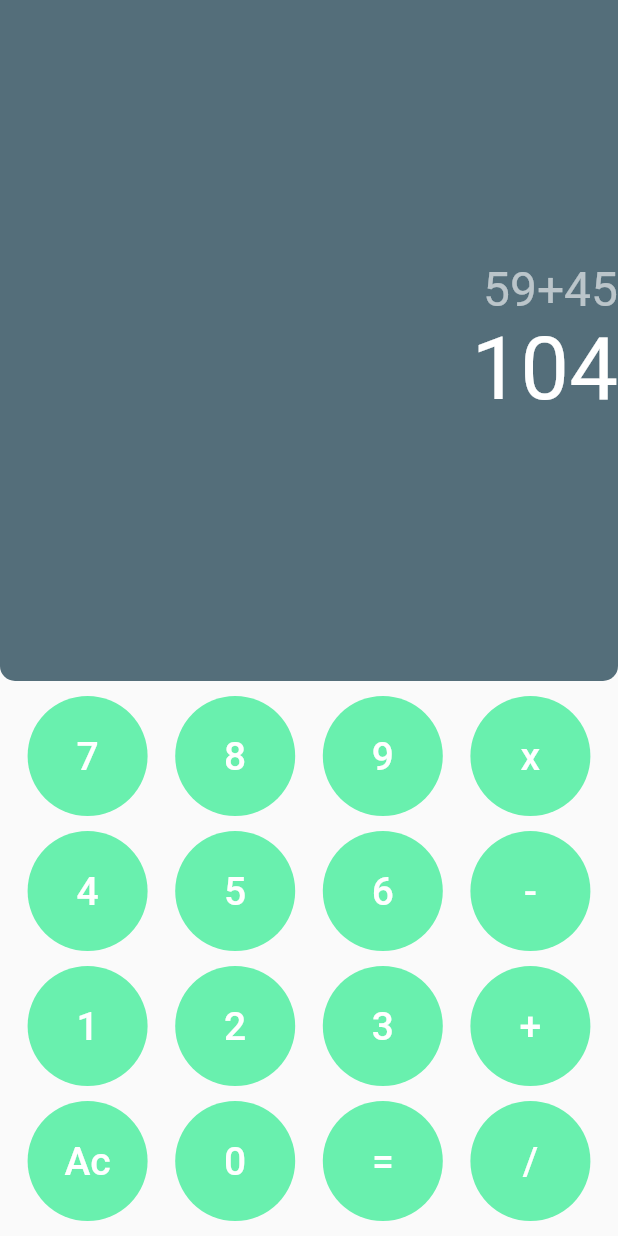
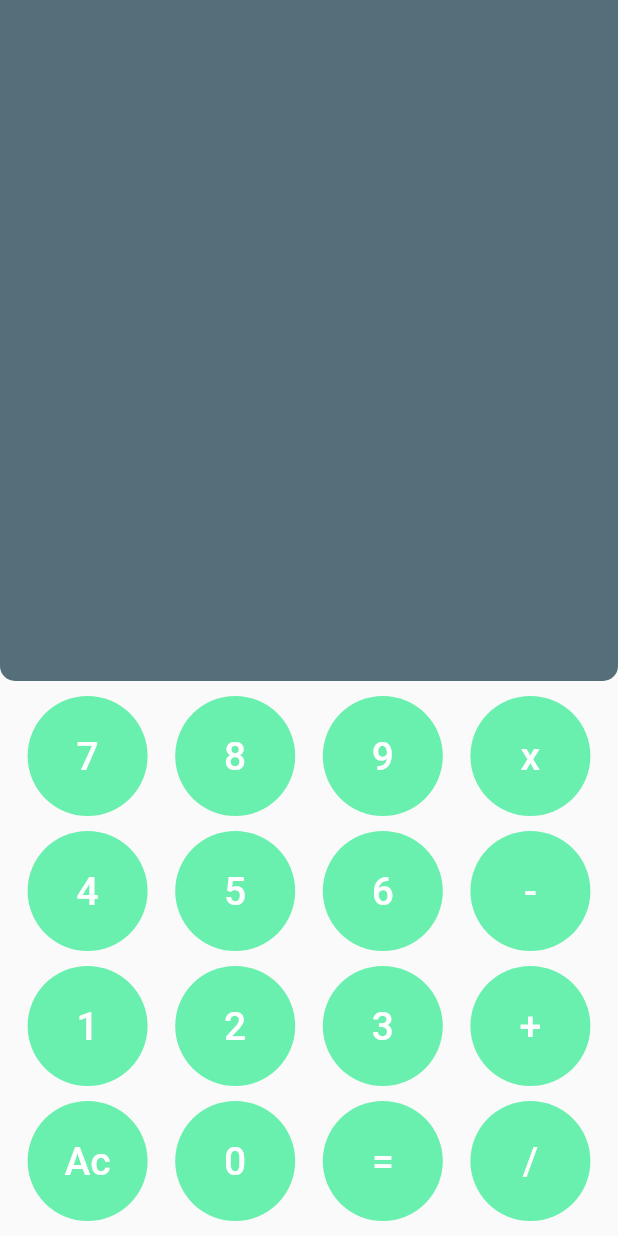
Before and after one commit to akshayanil22/calculator_flutter, a Flutter app: the screen it shows after launch, after a tap on "Ac", on a phone screen of 412 x 824 dp. Run offline on Flutter 3.47's test engine with Material 2 defaults, Android fonts, the phone set to English and light mode, and no system bars.

```diff
--- a/lib/custom_button.dart
+++ b/lib/custom_button.dart
@@ -3,8 +3,9 @@ import 'package:flutter/material.dart';
 class CustomButton extends StatelessWidget {
 
   final String text;
+  final Function onPress;
 
-  CustomButton({required this.text});
+  CustomButton({required this.text,required this.onPress});
 
   @override
   Widget build(BuildContext context) {
@@ -13,7 +14,9 @@ class CustomButton extends StatelessWidget {
       width: 80,
       decoration: BoxDecoration(color: Colors.greenAccent,
           borderRadius: BorderRadius.circular(40)),
-      child: TextButton(child: Text(text,style: TextStyle(fontSize: 26,color: Colors.white),),onPressed:(){},),
+      child: TextButton(child: Text(text,style: TextStyle(fontSize: 26,color: Colors.white),),onPressed:(){
+        onPress(text);
+      },),
     );
   }
 }
--- a/lib/main.dart
+++ b/lib/main.dart
@@ -15,8 +15,80 @@ class MyApp extends StatelessWidget {
   }
 }
 
-class MyHomePage extends StatelessWidget {
-  const MyHomePage({Key? key}) : super(key: key);
+class MyHomePage extends StatefulWidget {
+
+  @override
+  State<MyHomePage> createState() => _MyHomePageState();
+}
+
+class _MyHomePageState extends State<MyHomePage> {
+  int firstNumber=0;
+
+  int secondNumber =0;
+
+  String history ='';
+
+  String display ='';
+
+  String result ='';
+
+  String operand ='';
+
+  void btnOnClick(String btnValue){
+    print(btnValue);
+    if(btnValue == 'Ac'){
+     setState(() {
+       display = '';
+       firstNumber = 0;
+       secondNumber = 0;
+       history ='';
+       result='';
+       operand='';
+     });
+    }else if(btnValue == '+' || btnValue == '-' || btnValue == 'x' || btnValue == '/'){
+     setState(() {
+       firstNumber = int.parse(display);
+       result='';
+       display = display+btnValue;
+       operand = btnValue;
+     });
+    }else if(btnValue == '='){
+      secondNumber = int.parse(display);
+      if(operand == '+'){
+        setState(() {
+          display = (firstNumber+secondNumber).toString();
+          history = firstNumber.toString()+operand+secondNumber.toString();
+        });
+      }if(operand == '-'){
+       setState(() {
+         display = (firstNumber-secondNumber).toString();
+         history = firstNumber.toString()+operand+secondNumber.toString();
+       });
+      }if(operand == 'x'){
+       setState(() {
+         display = (firstNumber*secondNumber).toString();
+         history = firstNumber.toString()+operand+secondNumber.toString();
+       });
+      }if(operand == '/'){
+        setState(() {
+          if(secondNumber!=0){
+            display = (firstNumber/secondNumber).round().toString();
+            history = firstNumber.toString()+operand+secondNumber.toString();
+          }else{
+            ScaffoldMessenger.of(context).showSnackBar(SnackBar(content: Text('Can\'t divisible by Zero')));
+          }
+        });
+      }
+      operand='=';
+    }else{
+      setState(() {
+        if(operand!='=') {
+          result = result + btnValue;
+          display = result;
+        }
+      });
+    }
+  }
 
   @override
   Widget build(BuildContext context) {
@@ -29,8 +101,8 @@ class MyHomePage extends StatelessWidget {
               mainAxisAlignment: MainAxisAlignment.center,
               crossAxisAlignment: CrossAxisAlignment.end,
               children: [
-              Text('59+45',style: TextStyle(fontSize: 32,color: Colors.white60),),
-                Text('104',style: TextStyle(fontSize: 58,color: Colors.white),)
+              Text(history,style: TextStyle(fontSize: 32,color: Colors.white60),),
+                Text(display,style: TextStyle(fontSize: 58,color: Colors.white),)
             ],),
             decoration: BoxDecoration(
               color: Colors.blueGrey.shade600,
@@ -41,40 +113,40 @@ class MyHomePage extends StatelessWidget {
           Row(
             mainAxisAlignment: MainAxisAlignment.spaceEvenly,
             children: [
-              CustomButton(text: '7',),
-              CustomButton(text: '8',),
-              CustomButton(text: '9',),
-              CustomButton(text: 'x',),
+              CustomButton(text: '7',onPress: btnOnClick),
+              CustomButton(text: '8',onPress: btnOnClick),
+              CustomButton(text: '9',onPress: btnOnClick),
+              CustomButton(text: 'x',onPress: btnOnClick),
             ],
           ),
           SizedBox(height: 10,),
           Row(
             mainAxisAlignment: MainAxisAlignment.spaceEvenly,
             children: [
-              CustomButton(text: '4',),
-              CustomButton(text: '5',),
-              CustomButton(text: '6',),
-              CustomButton(text: '-',),
+              CustomButton(text: '4',onPress: btnOnClick),
+              CustomButton(text: '5',onPress: btnOnClick),
+              CustomButton(text: '6',onPress: btnOnClick),
+              CustomButton(text: '-',onPress: btnOnClick),
             ],
           ),
           SizedBox(height: 10,),
           Row(
             mainAxisAlignment: MainAxisAlignment.spaceEvenly,
             children: [
-              CustomButton(text: '1',),
-              CustomButton(text: '2',),
-              CustomButton(text: '3',),
-              CustomButton(text: '+',),
+              CustomButton(text: '1',onPress: btnOnClick),
+              CustomButton(text: '2',onPress:btnOnClick),
+              CustomButton(text: '3',onPress: btnOnClick),
+              CustomButton(text: '+',onPress: btnOnClick),
             ],
           ),
           SizedBox(height: 10,),
           Row(
             mainAxisAlignment: MainAxisAlignment.spaceEvenly,
             children: [
-              CustomButton(text: 'Ac',),
-              CustomButton(text: '0',),
-              CustomButton(text: '=',),
-              CustomButton(text: '/',),
+              CustomButton(text: 'Ac',onPress: btnOnClick),
+              CustomButton(text: '0',onPress: btnOnClick),
+              CustomButton(text: '=',onPress: btnOnClick),
+              CustomButton(text: '/',onPress: btnOnClick),
             ],
           ),
           SizedBox(height: 10,)
```
